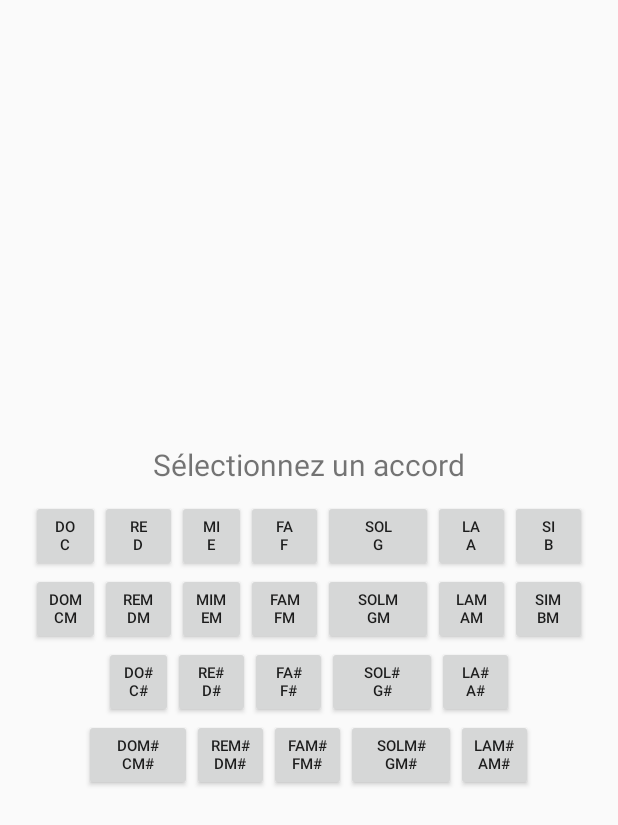
After one commit to Kilian-Pichard/ZicAll, an Android app: the layout popup_choix_accord.xml on its own in the app's theme, with its tools: preview values and no code run, on a phone screen of 412 x 824 dp. The commit adds this screen. Shown: the top 825 px of the screen. Run offline under Robolectric (Android 15) with nearby library versions, the phone set to English and light mode, and no system bars.

Commit message:
Ajout popup choix accord - récapitulatif des accords

```diff
--- a/app/build.gradle
+++ b/app/build.gradle
@@ -27,4 +27,5 @@ dependencies {
     androidTestImplementation 'androidx.test.ext:junit:1.1.0'
     androidTestImplementation 'androidx.test.espresso:espresso-core:3.1.1'
     implementation files('libs/TarsosDSP-Android-latest.jar')
+    implementation 'com.google.android.material:material:1.0.0'
 }
--- /dev/null
+++ b/app/src/main/res/layout/popup_choix_accord.xml
@@ -0,0 +1,218 @@
+<?xml version="1.0" encoding="utf-8"?>
+<LinearLayout xmlns:android="http://schemas.android.com/apk/res/android"
+    android:orientation="vertical" android:layout_width="match_parent"
+    android:layout_height="match_parent"
+    android:gravity="center">
+
+    <TextView
+        android:id="@+id/titre"
+        android:layout_width="wrap_content"
+        android:layout_height="wrap_content"
+        android:layout_gravity="center"
+        android:text="Sélectionnez un accord"
+        android:textSize="20dp"
+        android:layout_marginBottom="10sp"/>
+
+    <LinearLayout
+        android:id="@+id/linearLayoutAccordsMajeurs"
+        android:layout_width="match_parent"
+        android:layout_height="wrap_content"
+        android:orientation="horizontal"
+        android:gravity="center">
+
+        <Button
+            android:id="@+id/btnDo"
+            android:layout_width="46dp"
+            android:layout_height="wrap_content"
+            android:text="Do\nC"
+            android:textSize="10dp" />
+
+        <Button
+            android:id="@+id/btnRe"
+            android:layout_width="51dp"
+            android:layout_height="wrap_content"
+            android:text="Re\nD"
+            android:textSize="10dp" />
+
+        <Button
+            android:id="@+id/btnMi"
+            android:layout_width="46dp"
+            android:layout_height="wrap_content"
+            android:text="Mi\nE"
+            android:textSize="10dp" />
+
+        <Button
+            android:id="@+id/btnFa"
+            android:layout_width="51dp"
+            android:layout_height="wrap_content"
+            android:text="Fa\nF"
+            android:textSize="10dp" />
+
+        <Button
+            android:id="@+id/btnSol"
+            android:layout_width="73dp"
+            android:layout_height="wrap_content"
+            android:text="Sol\nG"
+            android:textSize="10dp" />
+
+        <Button
+            android:id="@+id/btnLa"
+            android:layout_width="51dp"
+            android:layout_height="wrap_content"
+            android:text="La\nA"
+            android:textSize="10dp" />
+
+        <Button
+            android:id="@+id/btnSi"
+            android:layout_width="51dp"
+            android:layout_height="wrap_content"
+            android:text="Si\nB"
+            android:textSize="10dp" />
+
+    </LinearLayout>
+
+    <LinearLayout
+        android:id="@+id/linearLayoutAccordsMineurs"
+        android:layout_width="413dp"
+        android:layout_height="49dp"
+        android:orientation="horizontal"
+        android:gravity="center">
+
+        <Button
+            android:id="@+id/btnDom"
+            android:layout_width="46dp"
+            android:layout_height="wrap_content"
+            android:text="Dom\nCm"
+            android:textSize="10dp" />
+
+        <Button
+            android:id="@+id/btnRem"
+            android:layout_width="51dp"
+            android:layout_height="wrap_content"
+            android:text="Rem\nDm"
+            android:textSize="10dp" />
+
+        <Button
+            android:id="@+id/btnMim"
+            android:layout_width="46dp"
+            android:layout_height="wrap_content"
+            android:text="Mim\nEm"
+            android:textSize="10dp" />
+
+        <Button
+            android:id="@+id/btnFam"
+            android:layout_width="51dp"
+            android:layout_height="wrap_content"
+            android:text="Fam\nFm"
+            android:textSize="10dp" />
+
+        <Button
+            android:id="@+id/btnSolm"
+            android:layout_width="73dp"
+            android:layout_height="wrap_content"
+            android:text="Solm\nGm"
+            android:textSize="10dp" />
+
+        <Button
+            android:id="@+id/btnLam"
+            android:layout_width="51dp"
+            android:layout_height="wrap_content"
+            android:text="Lam\nAm"
+            android:textSize="10dp" />
+
+        <Button
+            android:id="@+id/btnSim"
+            android:layout_width="51dp"
+            android:layout_height="wrap_content"
+            android:text="Sim\nBm"
+            android:textSize="10dp" />
+
+    </LinearLayout>
+
+    <LinearLayout
+        android:id="@+id/linearLayoutAccorsMajeursDieses"
+        android:layout_width="match_parent"
+        android:layout_height="wrap_content"
+        android:gravity="center">
+
+        <Button
+            android:id="@+id/btnDoD"
+            android:layout_width="46dp"
+            android:layout_height="wrap_content"
+            android:text="Do#\nC#"
+            android:textSize="10dp" />
+
+        <Button
+            android:id="@+id/btnReD"
+            android:layout_width="51dp"
+            android:layout_height="wrap_content"
+            android:text="Re#\nD#"
+            android:textSize="10dp" />
+
+        <Button
+            android:id="@+id/btnFaD"
+            android:layout_width="51dp"
+            android:layout_height="wrap_content"
+            android:text="Fa#\nF#"
+            android:textSize="10dp" />
+
+        <Button
+            android:id="@+id/btnSolD"
+            android:layout_width="73dp"
+            android:layout_height="wrap_content"
+            android:text="Sol#\nG#"
+            android:textSize="10dp" />
+
+        <Button
+            android:id="@+id/btnLaD"
+            android:layout_width="51dp"
+            android:layout_height="wrap_content"
+            android:text="La#\nA#"
+            android:textSize="10dp" />
+
+    </LinearLayout>
+
+    <LinearLayout
+        android:layout_width="413dp"
+        android:layout_height="49dp"
+        android:orientation="horizontal"
+        android:gravity="center">
+
+        <Button
+            android:id="@+id/btnDomD"
+            android:layout_width="72dp"
+            android:layout_height="wrap_content"
+            android:text="Dom#\nCm#"
+            android:textSize="10dp" />
+
+        <Button
+            android:id="@+id/btnRemD"
+            android:layout_width="51dp"
+            android:layout_height="wrap_content"
+            android:text="Rem#\nDm#"
+            android:textSize="10dp" />
+
+        <Button
+            android:id="@+id/btnFamD"
+            android:layout_width="51dp"
+            android:layout_height="wrap_content"
+            android:text="Fam#\nFm#"
+            android:textSize="10dp" />
+
+        <Button
+            android:id="@+id/btnSolmD"
+            android:layout_width="73dp"
+            android:layout_height="wrap_content"
+            android:text="Solm#\nGm#"
+            android:textSize="10dp" />
+
+        <Button
+            android:id="@+id/btnLamD"
+            android:layout_width="51dp"
+            android:layout_height="wrap_content"
+            android:text="Lam#\nAm#"
+            android:textSize="10dp" />
+
+    </LinearLayout>
+
+</LinearLayout>
```
Also changed, not shown: app/src/main/java/iutbayonne/projet/zicall/ApprentissageGuitarePackage/PopupChoixAccord.java (added, +49 -0 lines), app/src/main/java/iutbayonne/projet/zicall/ApprentissageGuitarePackage/Recapitulatif_des_accords.java (+205 -0 lines), app/src/main/res/layout/activity_recapitulatif_des_accords.xml (+7 -8 lines).
